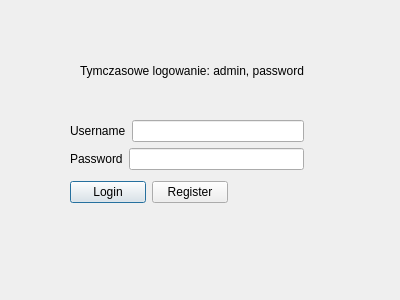
Above: loginwindow.ui from KFugler/ProjektPk4 before the change. Below: the same form after it.
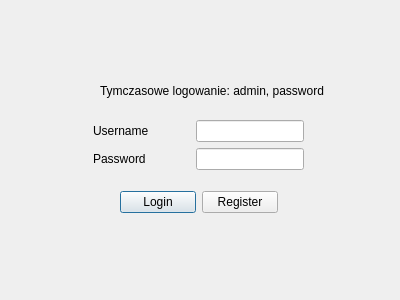
That is the form after the change.

Patch:
```diff
--- a/loginwindow.ui
+++ b/loginwindow.ui
@@ -16,9 +16,9 @@
   <widget class="QWidget" name="layoutWidget">
    <property name="geometry">
     <rect>
-     <x>70</x>
+     <x>93</x>
      <y>120</y>
-     <width>234</width>
+     <width>211</width>
      <height>52</height>
     </rect>
    </property>
@@ -32,7 +32,7 @@
         </property>
        </widget>
       </item>
-      <item>
+      <item alignment="Qt::AlignRight">
        <widget class="QLineEdit" name="lineEdit_username"/>
       </item>
      </layout>
@@ -46,7 +46,7 @@
         </property>
        </widget>
       </item>
-      <item>
+      <item alignment="Qt::AlignRight">
        <widget class="QLineEdit" name="lineEdit_password"/>
       </item>
      </layout>
@@ -56,8 +56,8 @@
   <widget class="QWidget" name="layoutWidget">
    <property name="geometry">
     <rect>
-     <x>70</x>
-     <y>180</y>
+     <x>120</x>
+     <y>190</y>
      <width>158</width>
      <height>25</height>
     </rect>
@@ -82,8 +82,8 @@
   <widget class="QLabel" name="label_3">
    <property name="geometry">
     <rect>
-     <x>80</x>
-     <y>50</y>
+     <x>100</x>
+     <y>70</y>
      <width>281</width>
      <height>41</height>
     </rect>
```
